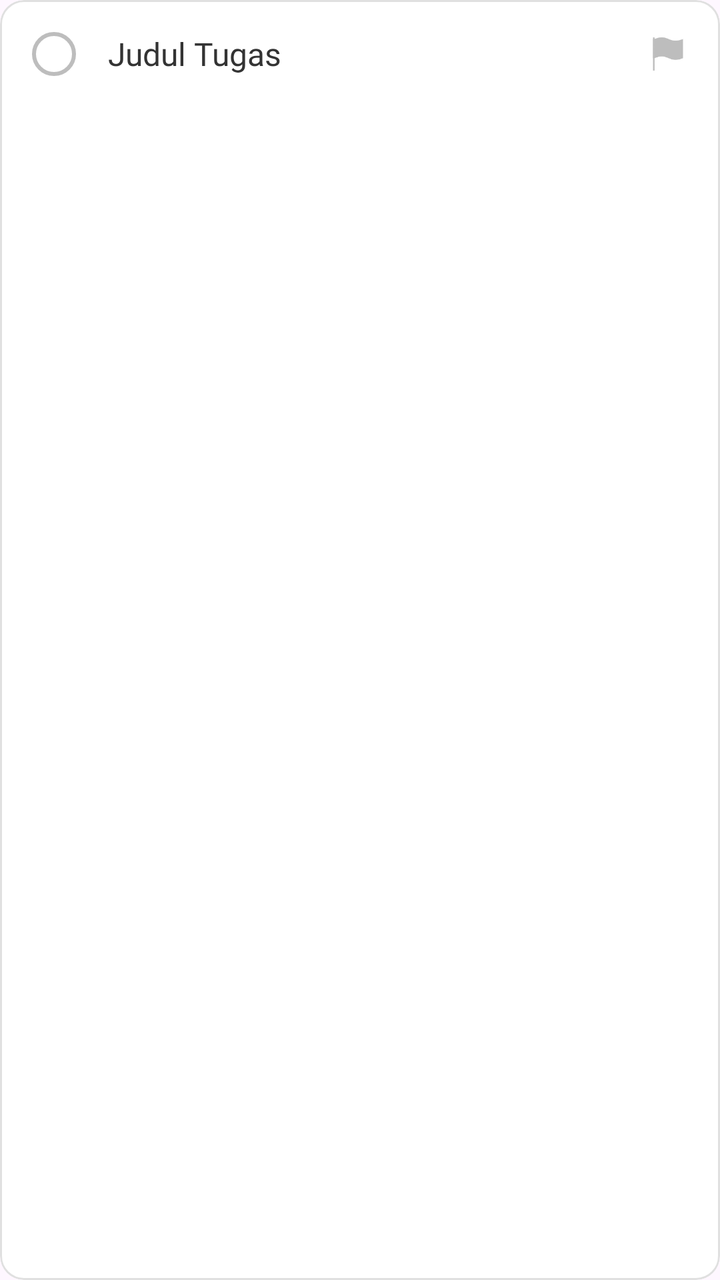
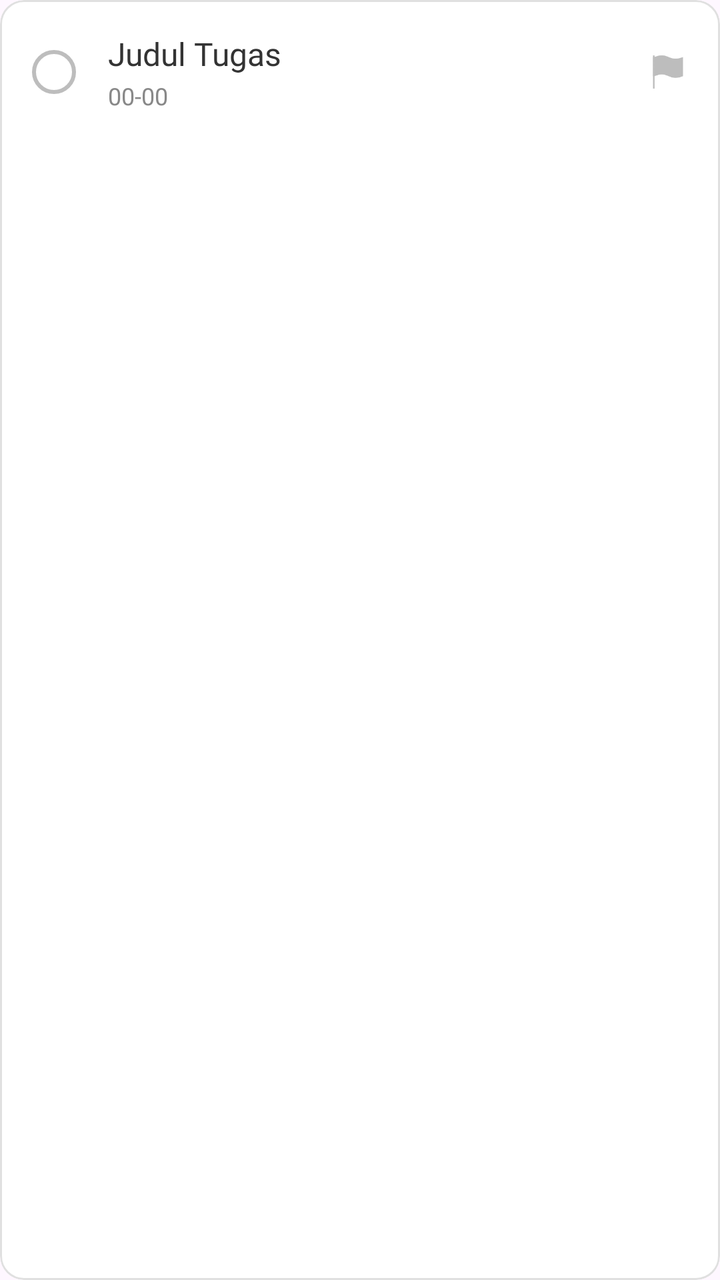

Compare the two renders of this Android layout. The source of the first and the diff that turns it into the second are given below.
<!-- AndroidManifest.xml: application theme Theme.Todolist -->
<!-- res/layout/item_task.xml -->
<?xml version="1.0" encoding="utf-8"?>
<com.google.android.material.card.MaterialCardView
    xmlns:android="http://schemas.android.com/apk/res/android"
    xmlns:app="http://schemas.android.com/apk/res-auto"
    android:layout_width="match_parent"
    android:layout_height="wrap_content"
    android:layout_marginHorizontal="20dp"
    android:layout_marginBottom="12dp"
    app:cardCornerRadius="12dp"
    app:cardElevation="0dp"
    app:cardBackgroundColor="#FFFFFF" app:strokeColor="#E0E0E0"
    app:strokeWidth="1dp">

    <LinearLayout
        android:layout_width="match_parent"
        android:layout_height="wrap_content"
        android:orientation="horizontal"
        android:padding="16dp"
        android:gravity="center_vertical">

        <ImageView
            android:id="@+id/imgCheckbox"
            android:layout_width="22dp"
            android:layout_height="22dp"
            android:src="@drawable/ic_circle_outline" />

        <TextView
            android:id="@+id/tvTaskTitle"
            android:layout_width="0dp"
            android:layout_height="wrap_content"
            android:layout_weight="1"
            android:layout_marginStart="16dp"
            android:text="Judul Tugas"
            android:textColor="#333333"
            android:textSize="16sp"
            android:fontFamily="@font/robotomedium"/>

        <ImageView
            android:id="@+id/imgFlag"
            android:layout_width="20dp"
            android:layout_height="20dp"
            android:src="@drawable/gray_flag"
            app:tint="#BDBDBD"/>
    </LinearLayout>
</com.google.android.material.card.MaterialCardView>
<!-- resources referenced by this layout -->
<resources>
  <!-- drawable gray_flag: png bitmap (drawable, 988 bytes) -->
  <!-- drawable ic_circle_outline (drawable) -->
  <?xml version="1.0" encoding="utf-8"?>
  <shape xmlns:android="http://schemas.android.com/apk/res/android"
      android:shape="oval">
      <solid android:color="@android:color/transparent" />
  
      <stroke
          android:width="2dp"
          android:color="#BDBDBD" />
  </shape>
  <style name="Theme.Todolist" parent="Base.Theme.Todolist" />
  <style name="Base.Theme.Todolist" parent="Theme.Material3.DayNight.NoActionBar">
          
          
      </style>
</resources>

<!-- the commit's change to res/layout/item_task.xml (unified diff, before → after) -->
@@ -8,7 +8,8 @@
     android:layout_marginBottom="12dp"
     app:cardCornerRadius="12dp"
     app:cardElevation="0dp"
-    app:cardBackgroundColor="#FFFFFF" app:strokeColor="#E0E0E0"
+    app:cardBackgroundColor="#FFFFFF"
+    app:strokeColor="#E0E0E0"
     app:strokeWidth="1dp">
 
     <LinearLayout
@@ -24,16 +25,33 @@
             android:layout_height="22dp"
             android:src="@drawable/ic_circle_outline" />
 
-        <TextView
-            android:id="@+id/tvTaskTitle"
+        <LinearLayout
             android:layout_width="0dp"
             android:layout_height="wrap_content"
             android:layout_weight="1"
             android:layout_marginStart="16dp"
-            android:text="Judul Tugas"
-            android:textColor="#333333"
-            android:textSize="16sp"
-            android:fontFamily="@font/robotomedium"/>
+            android:orientation="vertical">
+
+            <TextView
+                android:id="@+id/tvTaskTitle"
+                android:layout_width="wrap_content"
+                android:layout_height="wrap_content"
+                android:text="Judul Tugas"
+                android:textColor="#333333"
+                android:textSize="16sp"
+                android:fontFamily="@font/robotomedium"/>
+
+            <TextView
+                android:id="@+id/tvTaskDate"
+                android:layout_width="wrap_content"
+                android:layout_height="wrap_content"
+                android:layout_marginTop="2dp"
+                android:text="00-00"
+                android:textColor="#888888"
+                android:textSize="12sp"
+                android:fontFamily="@font/robotomedium"/>
+
+        </LinearLayout>
 
         <ImageView
             android:id="@+id/imgFlag"
